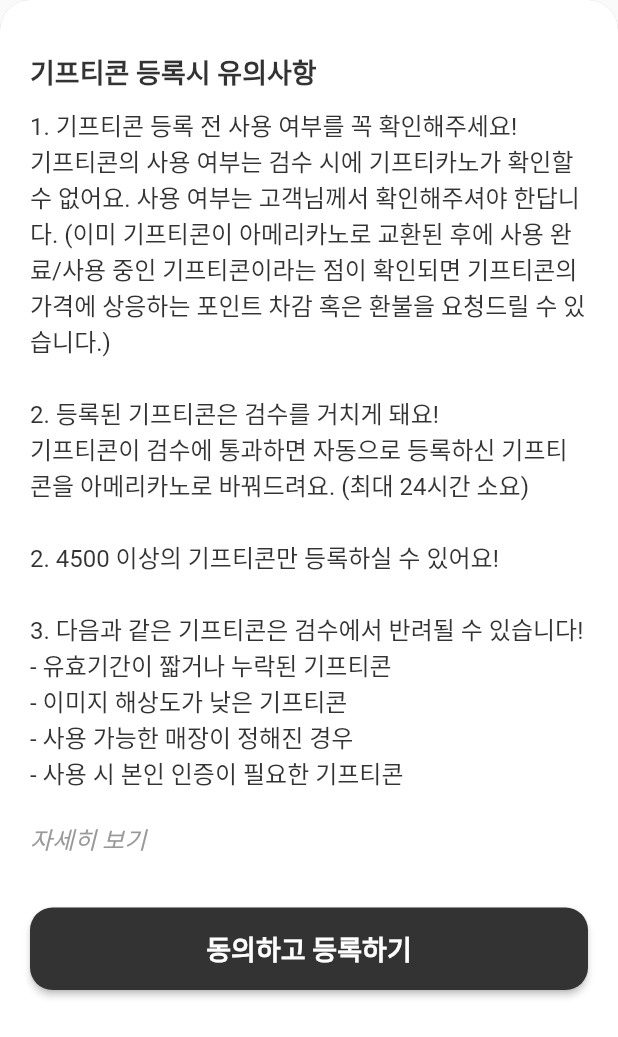
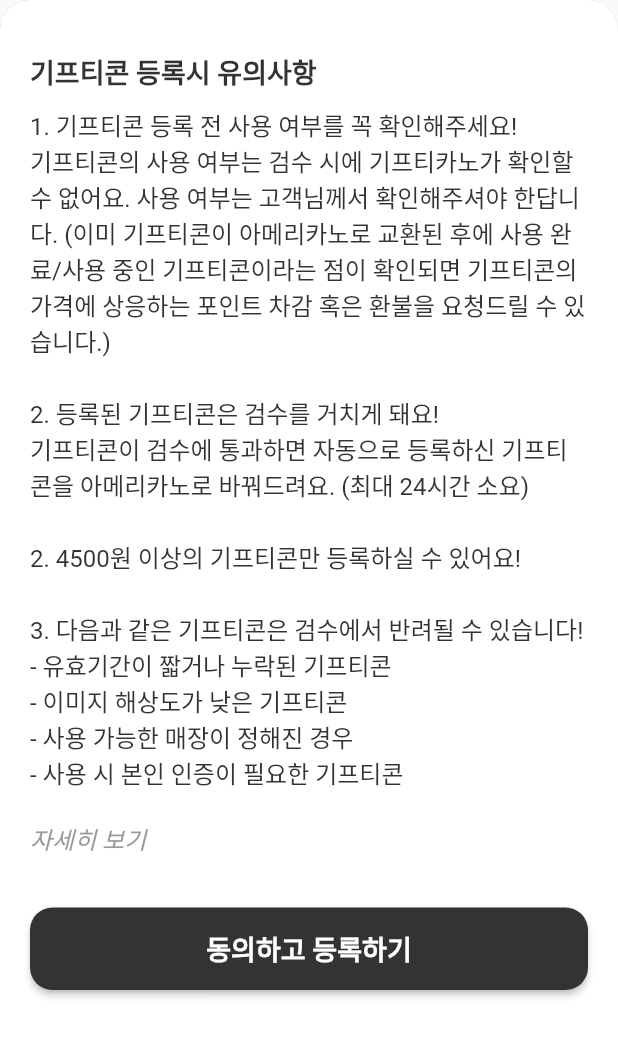
Before and after one commit to elliebae/gifticano, a Flutter app: the ExchangeAgreementWidget widget shown alone on an empty page, opened directly, on a phone screen of 412 x 824 dp. Shown: the top 1037 px of the screen. Run offline on Flutter 3.47's test engine with Material 2 defaults, Android fonts, the light colour scheme and no system bars; drawn by our look-alikes of auto_size_text; our stand-ins replace animated_splash_screen, built_collection, built_value, cloud_firestore, easy_debounce, firebase_auth and 17 more; missing offline and left inert: json_path, mime_type; accounts and stored records are empty; generated files the repository leaves out were written again.

Commit message:
220308 수정 전

```diff
--- a/lib/components/exchange_agreement_widget.dart
+++ b/lib/components/exchange_agreement_widget.dart
@@ -57,7 +57,7 @@
                     ),
                   ),
                   Text(
-                    '1. 기프티콘 등록 전 사용 여부를 꼭 확인해주세요!\n기프티콘의 사용 여부는 검수 시에 기프티카노가 확인할 수 없어요. 사용 여부는 고객님께서 확인해주셔야 한답니다. (이미 기프티콘이 아메리카노로 교환된 후에 사용 완료/사용 중인 기프티콘이라는 점이 확인되면 기프티콘의 가격에 상응하는 포인트 차감 혹은 환불을 요청드릴 수 있습니다.)\n\n2. 등록된 기프티콘은 검수를 거치게 돼요!\n기프티콘이 검수에 통과하면 자동으로 등록하신 기프티콘을 아메리카노로 바꿔드려요. (최대 24시간 소요)\n\n2. 4500 이상의 기프티콘만 등록하실 수 있어요! \n\n3. 다음과 같은 기프티콘은 검수에서 반려될 수 있습니다!\n- 유효기간이 짧거나 누락된 기프티콘\n- 이미지 해상도가 낮은 기프티콘\n- 사용 가능한 매장이 정해진 경우\n- 사용 시 본인 인증이 필요한 기프티콘',
+                    '1. 기프티콘 등록 전 사용 여부를 꼭 확인해주세요!\n기프티콘의 사용 여부는 검수 시에 기프티카노가 확인할 수 없어요. 사용 여부는 고객님께서 확인해주셔야 한답니다. (이미 기프티콘이 아메리카노로 교환된 후에 사용 완료/사용 중인 기프티콘이라는 점이 확인되면 기프티콘의 가격에 상응하는 포인트 차감 혹은 환불을 요청드릴 수 있습니다.)\n\n2. 등록된 기프티콘은 검수를 거치게 돼요!\n기프티콘이 검수에 통과하면 자동으로 등록하신 기프티콘을 아메리카노로 바꿔드려요. (최대 24시간 소요)\n\n2. 4500원 이상의 기프티콘만 등록하실 수 있어요! \n\n3. 다음과 같은 기프티콘은 검수에서 반려될 수 있습니다!\n- 유효기간이 짧거나 누락된 기프티콘\n- 이미지 해상도가 낮은 기프티콘\n- 사용 가능한 매장이 정해진 경우\n- 사용 시 본인 인증이 필요한 기프티콘',
                     textAlign: TextAlign.start,
                     style: FlutterFlowTheme.bodyText1.override(
                       fontFamily: 'Roboto',
--- a/pubspec.yaml
+++ b/pubspec.yaml
@@ -15,7 +15,7 @@
 # In iOS, build-name is used as CFBundleShortVersionString while build-number used as CFBundleVersion.
 # Read more about iOS versioning at
 # https://developer.apple.com/library/archive/documentation/General/Reference/InfoPlistKeyReference/Articles/CoreFoundationKeys.html
-version: 1.1.1+20
+version: 1.1.1+22
 
 environment:
   sdk: ">=2.7.0 <3.0.0"
@@ -62,6 +62,7 @@
   firebase_dynamic_links: ^3.0.2
   get: ^4.6.1
   firebase_messaging: ^11.2.7
+  rflutter_alert: ^2.0.4
 
 dev_dependencies:
   build_runner: 2.1.7
```
Also changed, not shown: lib/main/main_widget.dart (+24 -0 lines), pubspec.lock, 1 other file.
